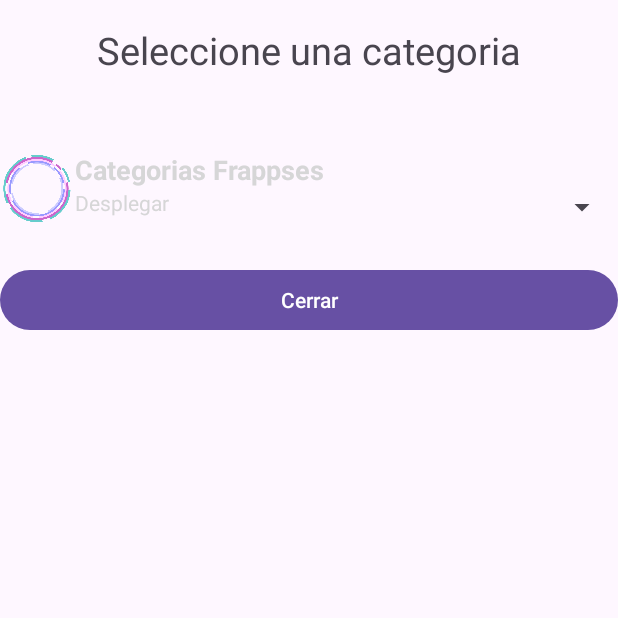
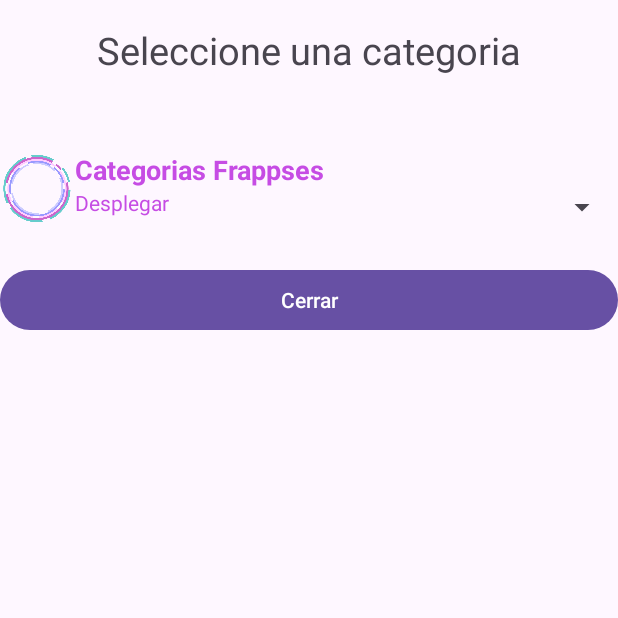
Before and after one commit to CarolVGarcia/programacionmovil, an Android app: the SpinnerActivity screen opened directly, with no data from a screen before it, on a phone screen of 412 x 824 dp, the top half of it. Run offline under Robolectric (Android 15) with nearby library versions, the phone set to English and light mode, and no system bars.

Commit message:
Practica spinner corregida

```diff
--- a/app/src/main/res/layout/spinner_layout.xml
+++ b/app/src/main/res/layout/spinner_layout.xml
@@ -31,14 +31,14 @@
                 android:text="Categorias"
                 android:textSize="18sp"
                 android:textStyle="bold"
-                android:textColor="@color/colorTitulo"/>
+                android:textColor="@color/mio"/>
 
             <TextView
                 android:id="@+id/lblDescripcion"
                 android:layout_width="match_parent"
                 android:layout_height="wrap_content"
                 android:text="Mensaje"
-                android:textColor="@color/colorSubtitulo"/>
+                android:textColor="@color/mio"/>
 
         </LinearLayout>
 
```
Also changed, not shown: app/src/main/java/com/example/appholamundo1/MenuActivity.java (+7 -0 lines), app/src/main/res/drawable/Agradecido.png (deleted), app/src/main/res/drawable/Categor.png (deleted), app/src/main/res/drawable/heart.png (deleted), app/src/main/res/drawable/nuevos.png (deleted).
